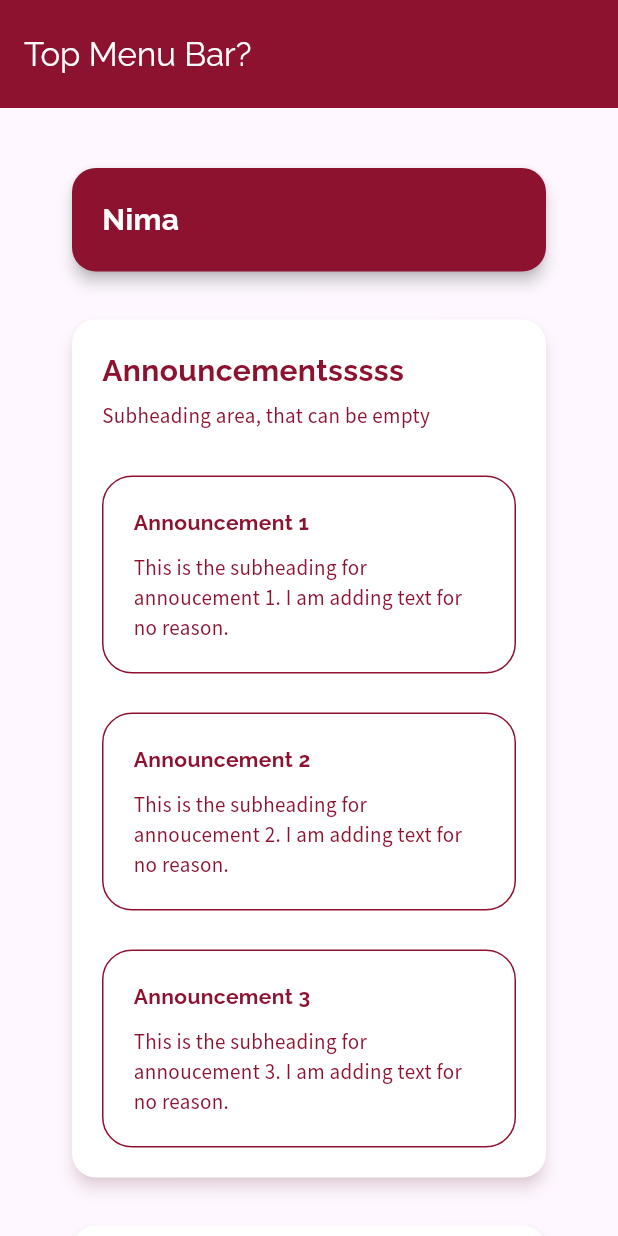
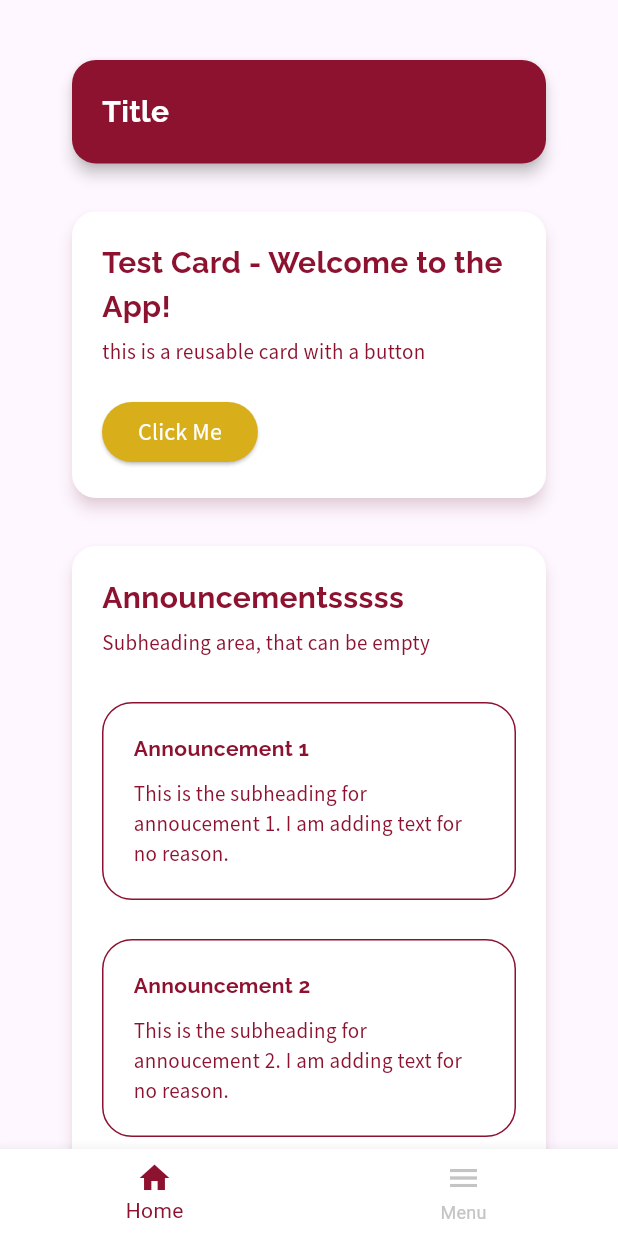
Before and after one commit to terryxiao07/sta_app, a Flutter app: the screen it shows after launch, on a phone screen of 412 x 824 dp. Run offline on Flutter 3.47's test engine with Material 3 defaults, Android fonts, the phone set to English and light mode, and no system bars.

Commit message:
added screens and nav bar

```diff
--- a/lib/main.dart
+++ b/lib/main.dart
@@ -1,11 +1,7 @@
-import 'package:app/widgets/components/title_card.dart';
-import 'package:app/widgets/home/announcements.dart';
-import 'package:app/widgets/home/chaplaincy_corner.dart';
-import 'package:flutter/foundation.dart';
 import 'package:flutter/material.dart';
-import 'package:app/theme/styles.dart';
-import 'package:app/widgets/components/display_card.dart'; // Adjust the path based on your file structure.
-import 'package:app/widgets/components/info_box.dart'; // Adjust the path based on your file structure.
+import 'package:app/theme/styles.dart'; // Import the Styles file.
+import 'package:app/screens/home_screen.dart';
+import 'package:app/screens/menu_screen.dart';
 
 void main() {
   runApp(const MyApp());
@@ -32,67 +28,53 @@ class MyApp extends StatelessWidget {
           ),
         ),
       ),
-      home: Scaffold(
-        appBar: AppBar(
-          title: const Text(
-            'Top Menu Bar?',
-            style: TextStyle(
-              fontFamily: Styles.fontFamilyTitles,
-              color: Styles.white,
-            ),
+      home: const MainNavigation(),
+    );
+  }
+}
+
+class MainNavigation extends StatefulWidget {
+  const MainNavigation({super.key});
+
+  @override
+  State<MainNavigation> createState() => _MainNavigationState();
+}
+
+class _MainNavigationState extends State<MainNavigation> {
+  int _selectedIndex = 0; // Tracks the currently selected tab
+
+  // Screens for navigation
+  static const List<Widget> _screens = [
+    HomeScreen(),
+    MenuScreen(),
+  ];
+
+  void _onItemTapped(int index) {
+    setState(() {
+      _selectedIndex = index;
+    });
+  }
+
+  @override
+  Widget build(BuildContext context) {
+    return Scaffold(
+      body: _screens[_selectedIndex], // Display the selected screen
+      bottomNavigationBar: BottomNavigationBar(
+        currentIndex: _selectedIndex, // Highlight the selected tab
+        onTap: _onItemTapped, // Handle tap on navigation items
+        items: const [
+          BottomNavigationBarItem(
+            icon: Icon(Icons.home),
+            label: 'Home',
           ),
-          backgroundColor: Styles.primary,
-          toolbarHeight: Styles.appBarHeight,
-        ),
-        body: SingleChildScrollView(
-          child: Padding(
-            padding: const EdgeInsets.all(Styles.mainHorizontalPadding),
-            child: Column(
-              children: [
-                const TitleCard(title: "Nima"),
-                const Announcements(),
-                const ChaplaincyCorner(),
-                const DisplayCard(
-                  title: "Info Inside Card",
-                  description:
-                      "This card contains an InfoBox component as its content.",
-                  child: InfoBox(
-                    name: "Infobox",
-                    message:
-                        "This an infobox in case you were wondering",
-                  ),
-                ),
-                const SizedBox(height: Styles.mainSpacing),
-                DisplayCard(
-                  title: "Test Card - Welcome to the App!",
-                  description:
-                      "this is a reusable card with a button",
-                  child: ElevatedButton(
-                    style: ElevatedButton.styleFrom(
-                      backgroundColor: Styles.secondary,
-                      shape: RoundedRectangleBorder(
-                        borderRadius: Styles.primaryBorderRadius,
-                      ),
-                    ),
-                    onPressed: () {
-                      if (kDebugMode) {
-                        print("DisplayCard Button Pressed!");
-                      }
-                    },
-                    child: const Text(
-                      "Click Me",
-                      style: TextStyle(
-                        fontFamily: Styles.fontFamilyNormal,
-                        fontSize: Styles.fontSizeLarge,
-                        color: Styles.white,
-                      ),
-                    ),
-                  ),
-                ),
-              ],
-            ),
+          BottomNavigationBarItem(
+            icon: Icon(Icons.menu),
+            label: 'Menu',
           ),
-        ),
+        ],
+        selectedItemColor: Styles.primary, // Active icon color
+        unselectedItemColor: Styles.grey, // Inactive icon color
+        backgroundColor: Styles.white, // Background color of the nav bar
       ),
     );
   }
--- a/lib/screens/home_screen.dart
+++ b/lib/screens/home_screen.dart
@@ -0,0 +1,64 @@
+import 'package:flutter/foundation.dart';
+import 'package:flutter/material.dart';
+import 'package:app/theme/styles.dart'; // Import the Styles file.
+import 'package:app/widgets/components/title_card.dart';
+import 'package:app/widgets/home/announcements.dart';
+import 'package:app/widgets/home/chaplaincy_corner.dart';
+import 'package:app/widgets/components/display_card.dart';
+import 'package:app/widgets/components/info_box.dart';
+
+class HomeScreen extends StatelessWidget {
+  const HomeScreen({super.key});
+
+  @override
+  Widget build(BuildContext context) {
+    return Scaffold(
+      body: SingleChildScrollView(
+        child: Padding(
+          padding: const EdgeInsets.all(Styles.mainHorizontalPadding),
+          child: Column(
+            children: [
+              const TitleCard(title: "Title"),
+              DisplayCard(
+                title: "Test Card - Welcome to the App!",
+                description: "this is a reusable card with a button",
+                child: ElevatedButton(
+                  style: ElevatedButton.styleFrom(
+                    backgroundColor: Styles.secondary,
+                    shape: RoundedRectangleBorder(
+                      borderRadius: Styles.primaryBorderRadius,
+                    ),
+                  ),
+                  onPressed: () {
+                    if (kDebugMode) {
+                      print("DisplayCard Button Pressed!");
+                    }
+                  },
+                  child: const Text(
+                    "Click Me",
+                    style: TextStyle(
+                      fontFamily: Styles.fontFamilyNormal,
+                      fontSize: Styles.fontSizeLarge,
+                      color: Styles.white,
+                    ),
+                  ),
+                ),
+              ),
+              const Announcements(),
+              const ChaplaincyCorner(),
+              const DisplayCard(
+                title: "Info Inside Card",
+                description:
+                    "This card contains an InfoBox component as its content.",
+                child: InfoBox(
+                  name: "Infobox",
+                  message: "This an infobox in case you were wondering",
+                ),
+              ),
+            ],
+          ),
+        ),
+      ),
+    );
+  }
+}
```
Also changed, not shown: lib/screens/menu_screen.dart (added, +43 -0 lines).
